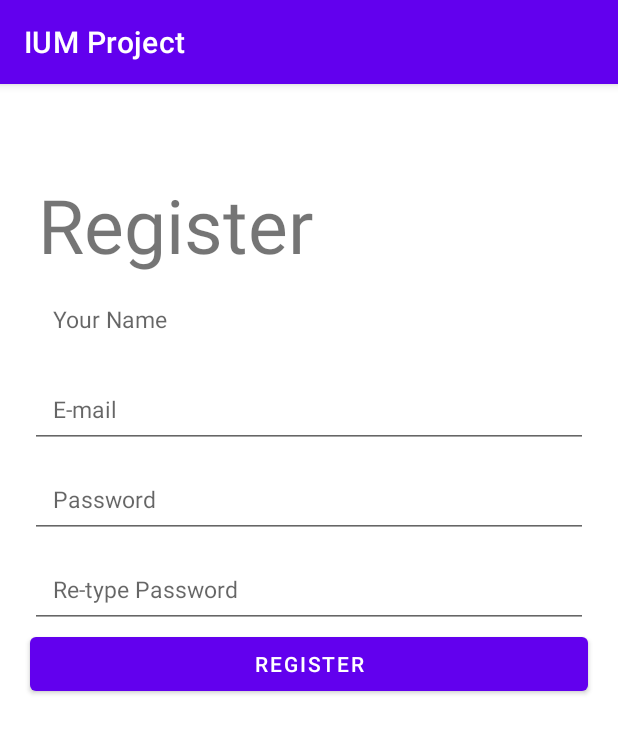
After one commit to jackperlo/BadApp, an Android app: the fragment RegisterFragment shown on its own in the app's theme, on a phone screen of 412 x 824 dp. The commit adds this screen. Shown: the top 733 px of the screen. Run offline under Robolectric (Android 15) with nearby library versions, the phone set to English and light mode, and no system bars.

Commit message:
Add register paget (Need to fix SignUp click)

```diff
--- /dev/null
+++ b/app/src/main/java/com/example/progettoium/ui/register/RegisterFragment.java
@@ -0,0 +1,26 @@
+package com.example.progettoium.ui.register;
+
+import android.os.Bundle;
+import android.view.LayoutInflater;
+import android.view.View;
+import android.view.ViewGroup;
+
+import androidx.annotation.NonNull;
+import androidx.fragment.app.Fragment;
+import com.example.progettoium.databinding.FragmentRegisterBinding;
+
+public class RegisterFragment extends Fragment {
+
+    private FragmentRegisterBinding binding;
+
+    @Override
+    public View onCreateView(@NonNull LayoutInflater inflater,
+                             ViewGroup container, Bundle savedInstanceState) {
+        super.onCreate(savedInstanceState);
+
+        binding = FragmentRegisterBinding.inflate(inflater, container, false);
+        View root = binding.getRoot();
+
+        return root;
+    }
+}
--- a/app/src/main/res/layout/fragment_login.xml
+++ b/app/src/main/res/layout/fragment_login.xml
@@ -142,7 +142,7 @@
         tools:ignore="TextContrastCheck" />
 
     <TextView
-        android:id="@+id/textView5"
+        android:id="@+id/btnRegister"
         android:layout_width="wrap_content"
         android:layout_height="wrap_content"
         android:layout_marginTop="48dp"
--- /dev/null
+++ b/app/src/main/res/layout/fragment_register.xml
@@ -0,0 +1,79 @@
+<?xml version="1.0" encoding="utf-8"?>
+<LinearLayout
+    xmlns:android="http://schemas.android.com/apk/res/android"
+    xmlns:tools="http://schemas.android.com/tools"
+    android:layout_width="match_parent"
+    android:layout_height="match_parent"
+    android:orientation="vertical">
+
+    <TextView
+        android:id="@+id/tv_logo"
+        android:layout_width="wrap_content"
+        android:layout_height="wrap_content"
+        android:layout_marginStart="25dp"
+        android:layout_marginTop="60dp"
+        android:layout_marginBottom="5dp"
+        android:text="Register"
+        android:textAlignment="center"
+        android:textSize="50sp" />
+
+    <EditText
+        android:id="@+id/et_name"
+        android:layout_width="match_parent"
+        android:layout_height="50dp"
+        android:layout_marginLeft="20dp"
+        android:layout_marginRight="20dp"
+        android:layout_marginBottom="10dp"
+        android:hint="Your Name"
+        android:inputType="textPersonName"
+        android:padding="15dp"
+        android:textSize="15sp" />
+
+    <EditText
+        android:id="@+id/et_email"
+        android:layout_width="match_parent"
+        android:layout_height="50dp"
+        android:layout_marginLeft="20dp"
+        android:layout_marginRight="20dp"
+        android:layout_marginBottom="10dp"
+        android:hint="E-mail"
+        android:inputType="textEmailAddress"
+        android:padding="15dp"
+        android:textSize="15sp" />
+
+    <EditText
+        android:id="@+id/et_password"
+        android:layout_width="match_parent"
+        android:layout_height="50dp"
+        android:layout_marginLeft="20dp"
+        android:layout_marginRight="20dp"
+        android:layout_marginBottom="10dp"
+        android:hint="Password"
+        android:inputType="textPassword"
+        android:padding="15dp"
+        android:textSize="15sp" />
+
+    <EditText
+        android:id="@+id/et_repassword"
+        android:layout_width="match_parent"
+        android:layout_height="50dp"
+        android:layout_marginLeft="20dp"
+        android:layout_marginRight="20dp"
+        android:hint="Re-type Password"
+        android:inputType="textPassword"
+        android:padding="15dp"
+        android:textSize="15sp" />
+
+    <Button
+        android:id="@+id/btn_register"
+        android:layout_width="match_parent"
+        android:layout_height="wrap_content"
+        android:layout_centerHorizontal="true"
+        android:layout_centerVertical="true"
+        android:layout_marginLeft="20dp"
+        android:layout_marginRight="20dp"
+        android:layout_marginBottom="30dp"
+        android:text="register"
+        android:textColor="@android:color/white" />
+
+</LinearLayout>
--- a/app/src/main/res/navigation/mobile_navigation.xml
+++ b/app/src/main/res/navigation/mobile_navigation.xml
@@ -16,4 +16,10 @@
         android:name="com.example.progettoium.ui.login.LoginFragment"
         android:label="@string/menu_login"
         tools:layout="@layout/fragment_login" />
+
+    <fragment
+        android:id="@+id/nav_register"
+        android:name="com.example.progettoium.ui.register.RegisterFragment"
+        android:label="menu_fragment"
+        tools:layout="@layout/fragment_register" />
 </navigation>
```
Also changed, not shown: app/src/main/java/com/example/progettoium/ui/gallery/GalleryFragment.java (deleted, +0 -47 lines), app/src/main/java/com/example/progettoium/ui/gallery/GalleryViewModel.java (deleted, +0 -19 lines), app/src/main/java/com/example/progettoium/ui/login/LoginFragment.java (+15 -0 lines), app/src/main/java/com/example/progettoium/ui/slideshow/SlideshowFragment.java (deleted, +0 -46 lines), app/src/main/java/com/example/progettoium/ui/slideshow/SlideshowViewModel.java (deleted, +0 -19 lines).
